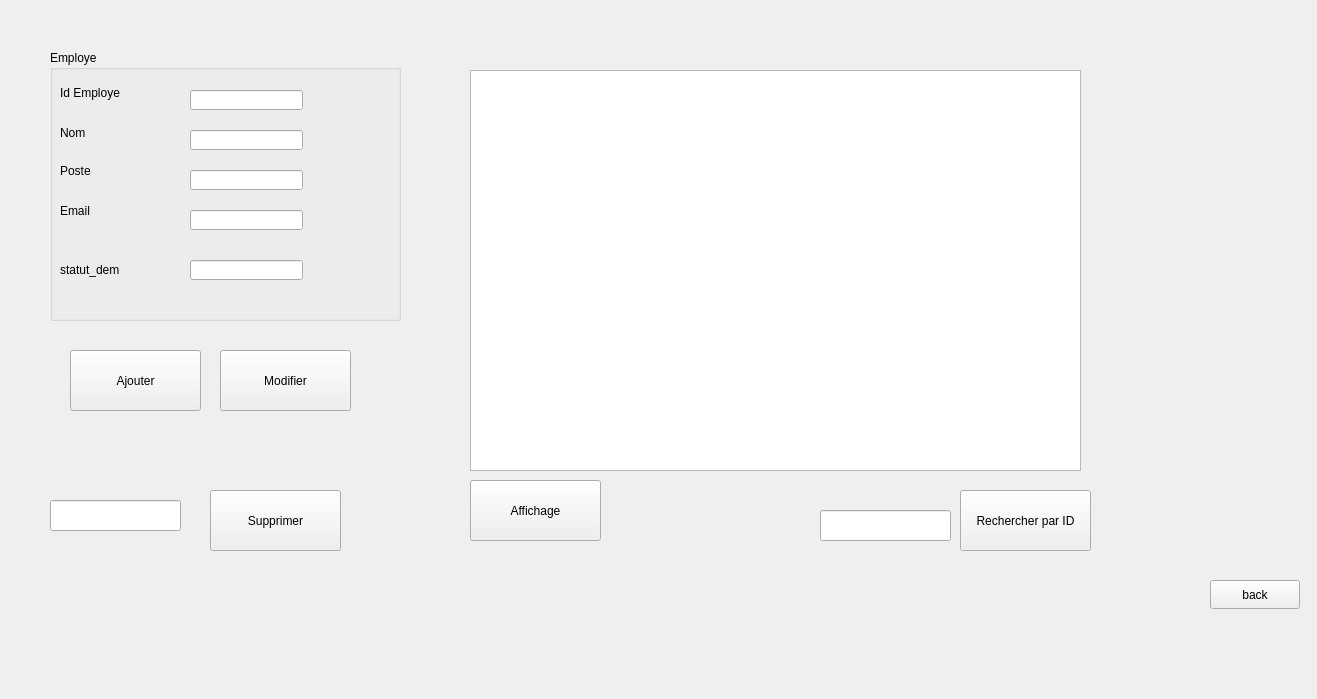
Old version of the form employe.ui in the repository medali141/sunny.
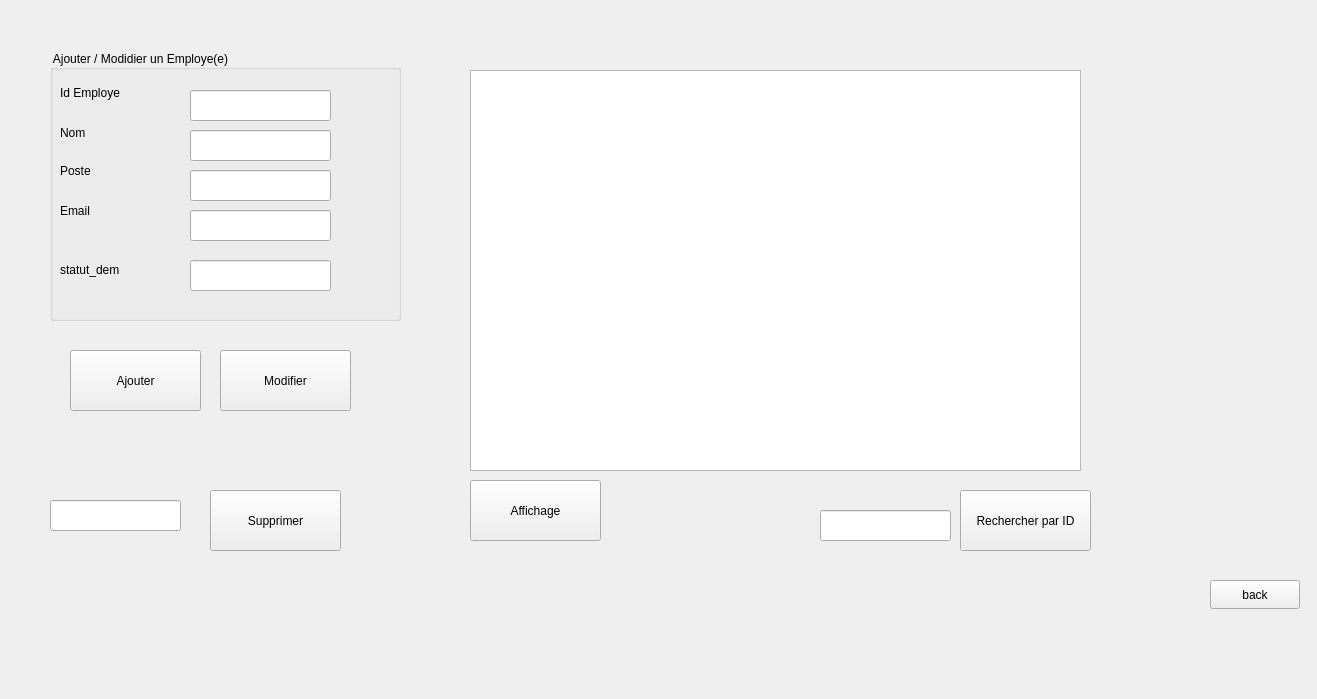
New version of the form.

Patch:
```diff
--- a/employe.ui
+++ b/employe.ui
@@ -13,6 +13,10 @@
   <property name="windowTitle">
    <string>Form</string>
   </property>
+  <property name="styleSheet">
+   <string notr="true">color:black
+</string>
+  </property>
   <widget class="QPushButton" name="backButton">
    <property name="geometry">
     <rect>
@@ -85,7 +89,7 @@
     </rect>
    </property>
    <property name="title">
-    <string>Employe</string>
+    <string>Ajouter / Modidier un Employe(e)</string>
    </property>
    <widget class="QLabel" name="label">
     <property name="geometry">
@@ -131,8 +135,8 @@
      <rect>
       <x>140</x>
       <y>40</y>
-      <width>113</width>
-      <height>20</height>
+      <width>141</width>
+      <height>31</height>
      </rect>
     </property>
    </widget>
@@ -141,8 +145,8 @@
      <rect>
       <x>140</x>
       <y>80</y>
-      <width>113</width>
-      <height>20</height>
+      <width>141</width>
+      <height>31</height>
      </rect>
     </property>
    </widget>
@@ -151,8 +155,8 @@
      <rect>
       <x>140</x>
       <y>120</y>
-      <width>113</width>
-      <height>20</height>
+      <width>141</width>
+      <height>31</height>
      </rect>
     </property>
    </widget>
@@ -174,8 +178,8 @@
      <rect>
       <x>140</x>
       <y>160</y>
-      <width>113</width>
-      <height>20</height>
+      <width>141</width>
+      <height>31</height>
      </rect>
     </property>
    </widget>
@@ -184,8 +188,8 @@
      <rect>
       <x>140</x>
       <y>210</y>
-      <width>113</width>
-      <height>20</height>
+      <width>141</width>
+      <height>31</height>
      </rect>
     </property>
     <property name="text">
```
